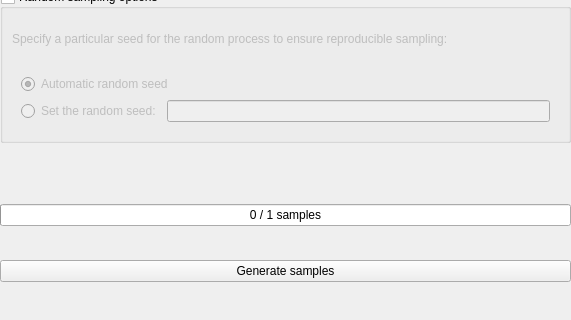
Qt form ui/generate_samples_widget.ui (SMByC/AcATaMa) before a commit; both pictures show x 0 to 571 and y 170 to 490 of the 571 by 490 pixel window.
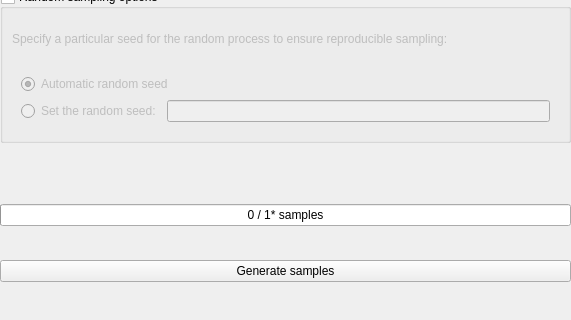
The same form after that commit.

Commit message: Refactored the process to generate the sampling using QgsTask as a background process allows the QGIS instance to remain unblocked. This enables the user to terminate the sampling process at any time, which is important for some sampling scenarios that never reach the total number of samples due to some (hard) restrictions in the sampling conditions.

```diff
--- a/ui/generate_samples_widget.ui
+++ b/ui/generate_samples_widget.ui
@@ -239,7 +239,7 @@
          <number>0</number>
         </property>
         <property name="format">
-         <string>%v / %m samples</string>
+         <string>%v / %m* samples</string>
         </property>
        </widget>
       </item>
```
Left out of the diff: 6 changed lines with no effect on the pictures. The commit also changes 4 other files.
